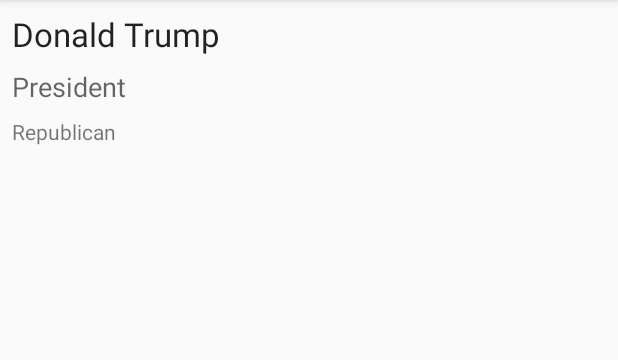
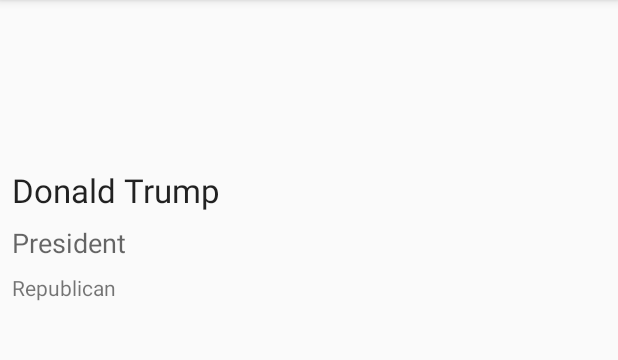
Before and after one commit to angonch/GoodCitizen, an Android app: the RepresentativeDetailsActivity screen opened directly, with no data from a screen before it, on a phone screen of 412 x 824 dp, the part 84-444 px from its top. Run offline under Robolectric (Android 15) with nearby library versions, the phone set to English and light mode, and no system bars; libraries missing offline, so code that uses them is left out: org.parceler; pictures from the network do not load; Roboto replaces fonts that are not available here; 5 statements that could not run were skipped.

Commit message:
bottom navigation icons: UI for bottom navigation bar

```diff
--- /dev/null
+++ b/app/src/main/res/drawable/ic_baseline_ballot_24.xml
@@ -0,0 +1,6 @@
+<vector android:height="24dp" android:tint="@color/colorPrimary"
+    android:viewportHeight="24" android:viewportWidth="24"
+    android:width="24dp" xmlns:android="http://schemas.android.com/apk/res/android">
+    <path android:fillColor="@android:color/white"
+        android:fillType="evenOdd" android:pathData="M13,9.5h5v-2h-5V9.5zM13,16.5h5v-2h-5V16.5zM19,21H5c-1.1,0 -2,-0.9 -2,-2V5c0,-1.1 0.9,-2 2,-2h14c1.1,0 2,0.9 2,2v14C21,20.1 20.1,21 19,21zM6,11h5V6H6V11zM7,7h3v3H7V7zM6,18h5v-5H6V18zM7,14h3v3H7V14z"/>
+</vector>
--- /dev/null
+++ b/app/src/main/res/drawable/ic_baseline_location_on_24.xml
@@ -0,0 +1,5 @@
+<vector android:height="24dp" android:tint="@color/colorPrimary"
+    android:viewportHeight="24" android:viewportWidth="24"
+    android:width="24dp" xmlns:android="http://schemas.android.com/apk/res/android">
+    <path android:fillColor="@android:color/white" android:pathData="M12,2C8.13,2 5,5.13 5,9c0,5.25 7,13 7,13s7,-7.75 7,-13c0,-3.87 -3.13,-7 -7,-7zM12,11.5c-1.38,0 -2.5,-1.12 -2.5,-2.5s1.12,-2.5 2.5,-2.5 2.5,1.12 2.5,2.5 -1.12,2.5 -2.5,2.5z"/>
+</vector>
--- a/app/src/main/res/layout/activity_main.xml
+++ b/app/src/main/res/layout/activity_main.xml
@@ -40,6 +40,7 @@
         android:layout_width="match_parent"
         android:layout_height="wrap_content"
         android:layout_alignParentBottom="true"
-        app:menu="@menu/menu_bottom_navigation" />
+        app:menu="@menu/menu_bottom_navigation"
+        app:labelVisibilityMode="unlabeled"/>
 
 </RelativeLayout>
--- a/app/src/main/res/layout/activity_representative_details.xml
+++ b/app/src/main/res/layout/activity_representative_details.xml
@@ -10,12 +10,10 @@
         android:id="@+id/tvOfficialName"
         android:layout_width="wrap_content"
         android:layout_height="wrap_content"
+        android:layout_below="@+id/ivPhoto"
         android:layout_alignParentStart="true"
-        android:layout_alignParentTop="true"
         android:layout_marginStart="8dp"
-        android:layout_marginTop="8dp"
-        android:layout_marginEnd="8dp"
-        android:layout_toStartOf="@+id/ivPhoto"
+        android:layout_marginTop="4dp"
         android:text="Donald Trump"
         android:textAppearance="@style/TextAppearance.AppCompat.Large" />
 
@@ -23,10 +21,13 @@
         android:id="@+id/ivPhoto"
         android:layout_width="100dp"
         android:layout_height="100dp"
+        android:layout_alignParentStart="true"
         android:layout_alignParentTop="true"
         android:layout_alignParentEnd="true"
+        android:layout_centerHorizontal="true"
+        android:layout_marginStart="0dp"
         android:layout_marginTop="8dp"
-        android:layout_marginEnd="8dp"
+        android:layout_marginEnd="0dp"
         tools:srcCompat="@tools:sample/avatars" />
 
     <TextView
--- a/app/src/main/res/menu/menu_bottom_navigation.xml
+++ b/app/src/main/res/menu/menu_bottom_navigation.xml
@@ -5,13 +5,16 @@
     <item
         android:id="@+id/action_elections"
         android:title="Elections"
+        android:icon="@drawable/ic_baseline_ballot_24"
         app:showAsAction="always" />
     <item
         android:id="@+id/action_locations"
         android:title="Locations"
+        android:icon="@drawable/ic_baseline_location_on_24"
         app:showAsAction="always" />
     <item
         android:id="@+id/action_reps"
         android:title="Representatives"
+        android:icon="@drawable/ic_baseline_account_balance_24"
         app:showAsAction="always" />
 </menu>
```
Also changed, not shown: app/src/main/res/drawable/ic_baseline_account_balance_24.xml (added, +9 -0 lines), app/src/main/res/drawable-v24/partybackground.png (added).
